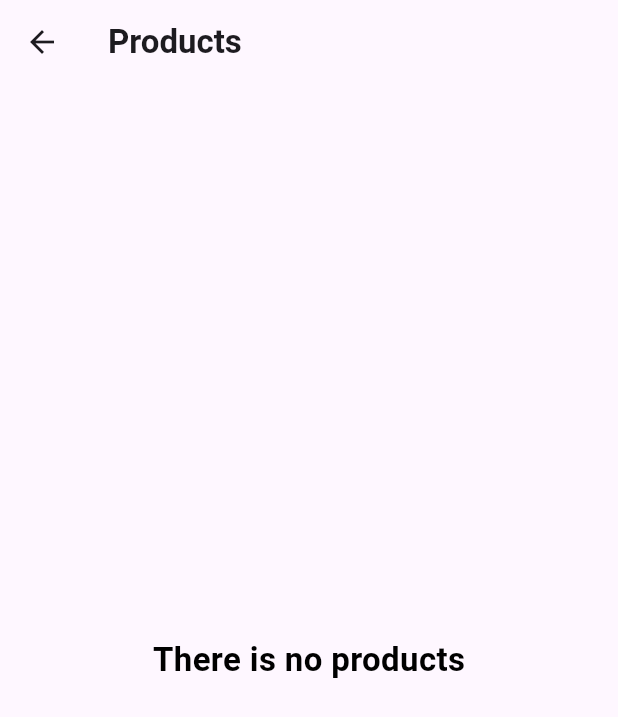
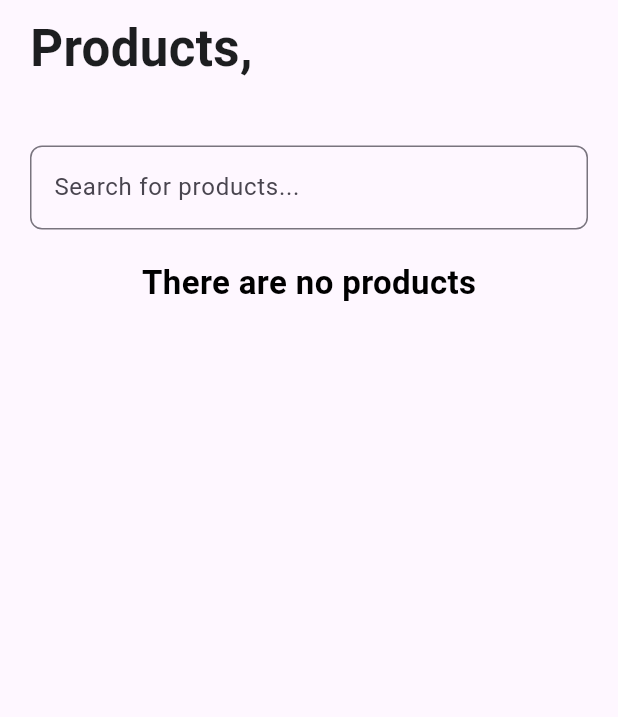
Before and after one commit to 18112001688/EasyMeds-dashboard-, a Flutter app: the ViewProductsView screen opened directly, on a phone screen of 412 x 824 dp. Shown: the top 717 px of the screen. Run offline on Flutter 3.47's test engine with Material 3 defaults, Android fonts, the phone set to English and light mode, and no system bars; our stand-ins replace audioplayers, cloud_firestore, dotted_border, file_picker, firebase_auth, firebase_core and 5 more; accounts and stored records are empty; Roboto replaces fonts that are missing (inter).

Commit message:
doing some changes

```diff
--- a/lib/main.dart
+++ b/lib/main.dart
@@ -3,7 +3,7 @@ import 'package:firebase_core/firebase_core.dart';
 import 'package:medcs_dashboard/firebase_options.dart';
 import 'package:medcs_dashboard/providers/order_provider/orders_prescription_provider.dart';
 import 'package:medcs_dashboard/providers/product_provider/product_provider.dart';
-import 'package:medcs_dashboard/views/dashboard_view.dart';
+import 'package:medcs_dashboard/views/login_view.dart';
 import 'package:provider/provider.dart'; // Add this import if you're using Provider
 
 void main() async {
@@ -29,7 +29,7 @@ class MyApp extends StatelessWidget {
   Widget build(BuildContext context) {
     return const MaterialApp(
       debugShowCheckedModeBanner: false,
-      home: DashboardScreen(),
+      home: LoginView(),
     );
   }
 }
--- a/lib/views/prescriptions_view.dart
+++ b/lib/views/prescriptions_view.dart
@@ -43,7 +43,7 @@ class PrescriptionsView extends StatelessWidget {
               WidgetsBinding.instance.addPostFrameCallback((_) {
                 ScaffoldMessenger.of(context).showSnackBar(
                   const SnackBar(
-                    content: Text('A Prescription order request'),
+                    content: Text('A Prescription requested'),
                     backgroundColor: Colors.green,
                   ),
                 );
--- a/lib/views/view_products_view.dart
+++ b/lib/views/view_products_view.dart
@@ -6,85 +6,127 @@ import 'package:medcs_dashboard/providers/product_provider/product_provider.dart
 import 'package:medcs_dashboard/views/add_product_view.dart';
 import 'package:provider/provider.dart';
 
-class ViewProductsView extends StatelessWidget {
-  const ViewProductsView({super.key});
+class ViewProductsView extends StatefulWidget {
+  const ViewProductsView({Key? key}) : super(key: key);
+
+  @override
+  State<ViewProductsView> createState() => _ViewProductsViewState();
+}
+
+class _ViewProductsViewState extends State<ViewProductsView> {
+  late TextEditingController _searchController;
+  String _searchQuery = '';
+
+  @override
+  void initState() {
+    super.initState();
+    _searchController = TextEditingController();
+  }
+
+  @override
+  void dispose() {
+    _searchController.dispose();
+    super.dispose();
+  }
 
   @override
   Widget build(BuildContext context) {
     final productProvider =
         Provider.of<ProductProvider>(context, listen: false);
     return Scaffold(
-      appBar: AppBar(
-        title: const Text(
-          'Products',
-          style: TextStyle(fontWeight: FontWeight.bold),
+      body: SingleChildScrollView(
+        child: Padding(
+          padding: const EdgeInsets.symmetric(horizontal: 20, vertical: 8),
+          child: Column(
+            crossAxisAlignment: CrossAxisAlignment.start,
+            children: [
+              const Text(
+                "Products,",
+                style: StylesLight.titleHeading34,
+              ),
+              const SizedBox(height: 40),
+              SizedBox(
+                width: 800, // Adjust the width as needed
+                child: TextField(
+                  controller: _searchController,
+                  decoration: InputDecoration(
+                    hintText: 'Search for products...',
+                    border: OutlineInputBorder(
+                      borderRadius: BorderRadius.circular(8),
                     ),
                   ),
-      body: StreamBuilder<QuerySnapshot>(
-        stream: FirebaseFirestore.instance.collection('products').snapshots(),
+                  onChanged: (value) {
+                    setState(() {
+                      _searchQuery = value;
+                    });
+                  },
+                ),
+              ),
+              const SizedBox(height: 20),
+              StreamBuilder<QuerySnapshot>(
+                stream: FirebaseFirestore.instance
+                    .collection('products')
+                    .snapshots(),
                 builder: (context, snapshot) {
                   if (snapshot.connectionState == ConnectionState.waiting) {
                     return const Center(child: CircularProgressIndicator());
                   } else if (snapshot.hasError) {
                     return Center(
-                child: Text('An error occurred! ${snapshot.error.toString()}'));
+                        child: Text(
+                            'An error occurred! ${snapshot.error.toString()}'));
                   } else {
                     final products = snapshot.data!.docs
                         .map((doc) => ProductsModel.fromDocumentSnapshot(doc))
+                        .where((product) => product.productTitle
+                            .toLowerCase()
+                            .contains(_searchQuery.toLowerCase()))
                         .toList();
 
                     return products.isNotEmpty
                         ? SingleChildScrollView(
+                            scrollDirection: Axis.horizontal,
                             child: DataTable(
-                      border: TableBorder.all(width: 1, color: Colors.black),
+                              border: TableBorder.all(
+                                  width: 1, color: Colors.black),
                               columns: const [
                                 DataColumn(
-                            label: Text(
-                          'Title',
-                          style: StylesDark.bodyMeduim15,
-                        )),
+                                  label: Text('Title',
+                                      style: StylesDark.bodyMeduim15),
+                                ),
                                 DataColumn(
-                            label: Text(
-                          'price',
-                          style: StylesDark.bodyMeduim15,
-                        )),
+                                  label: Text('Price',
+                                      style: StylesDark.bodyMeduim15),
+                                ),
                                 DataColumn(
-                            label: Text(
-                          'Volume',
-                          style: StylesDark.bodyMeduim15,
-                        )),
+                                  label: Text('Volume',
+                                      style: StylesDark.bodyMeduim15),
+                                ),
                                 DataColumn(
-                            label: Text(
-                          'category',
-                          style: StylesDark.bodyMeduim15,
-                        )),
+                                  label: Text('Category',
+                                      style: StylesDark.bodyMeduim15),
+                                ),
                                 DataColumn(
-                            label: Text(
-                          'Inventory quantity',
-                          style: StylesDark.bodyMeduim15,
-                        )),
-
+                                  label: Text('Inventory Quantity',
+                                      style: StylesDark.bodyMeduim15),
+                                ),
                                 DataColumn(
-                            label: Text(
-                          'Edit product',
-                          style: StylesDark.bodyMeduim15,
-                        )),
-
-                        //
+                                  label: Text('Edit Product',
+                                      style: StylesDark.bodyMeduim15),
+                                ),
                                 DataColumn(
-                            label: Text(
-                          'Delete product',
-                          style: StylesDark.bodyMeduim15,
-                        )),
+                                  label: Text('Delete Product',
+                                      style: StylesDark.bodyMeduim15),
+                                ),
                               ],
                               rows: products.map((product) {
                                 return DataRow(
                                   cells: [
                                     DataCell(Text(
                                       product.productTitle,
-                              style: StylesDark.bodyMeduimGrey15,
+                                      style: StylesLight.bodyLarge17,
                                     )),
-                            DataCell(Text(product.productPrice.toString())),
+                                    DataCell(
+                                        Text(product.productPrice.toString())),
                                     DataCell(Text(product.productVolume)),
                                     DataCell(Text(product.productCategory)),
                                     DataCell(
@@ -92,7 +134,8 @@ class ViewProductsView extends StatelessWidget {
                                         product.inventoryQuantity.toString(),
                                         style: TextStyle(
                                           color: product.inventoryQuantity <
-                                          productProvider.getMinmuimProduct
+                                                  productProvider
+                                                      .getMinmuimProduct
                                               ? Colors.red
                                               : Colors.green,
                                           fontSize: 16,
@@ -100,7 +143,6 @@ class ViewProductsView extends StatelessWidget {
                                         ),
                                       ),
                                     ),
-
                                     DataCell(IconButton(
                                       icon: const Icon(
                                         Icons.edit,
@@ -110,12 +152,13 @@ class ViewProductsView extends StatelessWidget {
                                         Navigator.push(
                                           context,
                                           MaterialPageRoute(
-                                      builder: (context) => AddProductView(
+                                            builder: (context) =>
+                                                AddProductView(
                                                     productsModel: product),
                                           ),
                                         );
-                                })),
-
+                                      },
+                                    )),
                                     DataCell(
                                       IconButton(
                                         icon: const Icon(
@@ -128,7 +171,6 @@ class ViewProductsView extends StatelessWidget {
                                         },
                                       ),
                                     ),
-                            // Add more cells for each field
                                   ],
                                 );
                               }).toList(),
@@ -136,7 +178,7 @@ class ViewProductsView extends StatelessWidget {
                           )
                         : const Center(
                             child: Text(
-                      'There is no products',
+                              'There are no products',
                               style: TextStyle(
                                   color: Colors.black,
                                   fontWeight: FontWeight.bold,
@@ -146,6 +188,10 @@ class ViewProductsView extends StatelessWidget {
                   }
                 },
               ),
+            ],
+          ),
+        ),
+      ),
     );
   }
 }
```
Also changed, not shown: lib/providers/order_provider/orders_prescription_provider.dart (+34 -0 lines), lib/views/check_out_order_view.dart (+21 -8 lines), lib/views/dashboard_view.dart (+13 -18 lines), lib/widgets/custom_password_form_field.dart (+24 -6 lines). Lines whose indentation alone changed are shown as unchanged.
